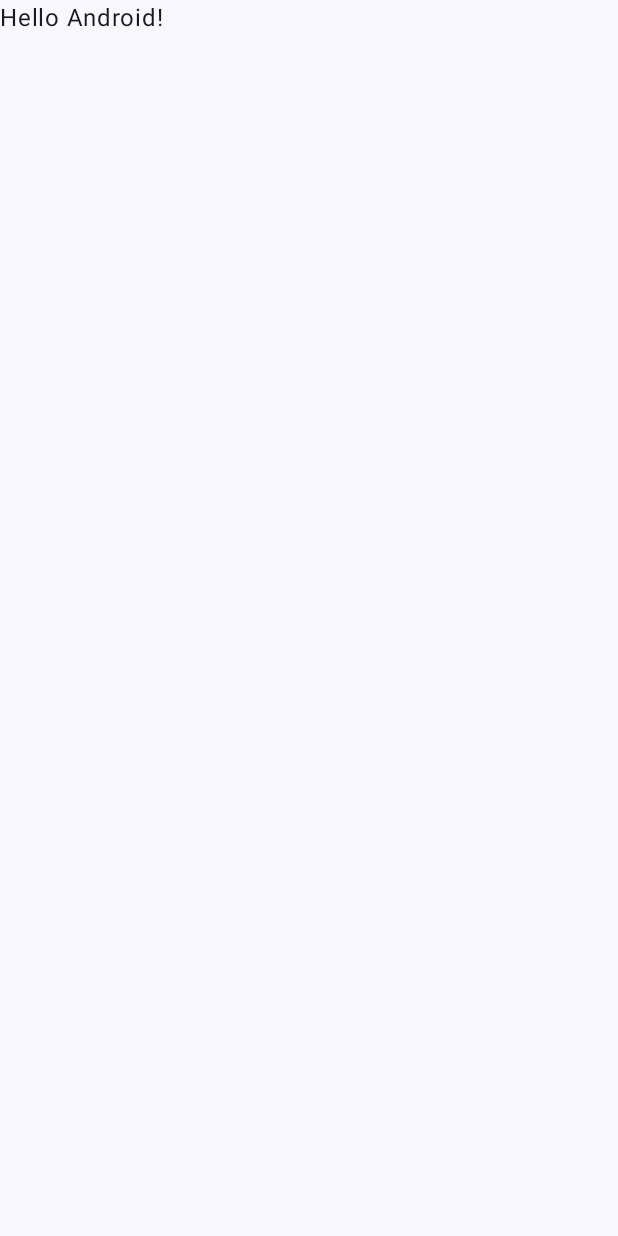
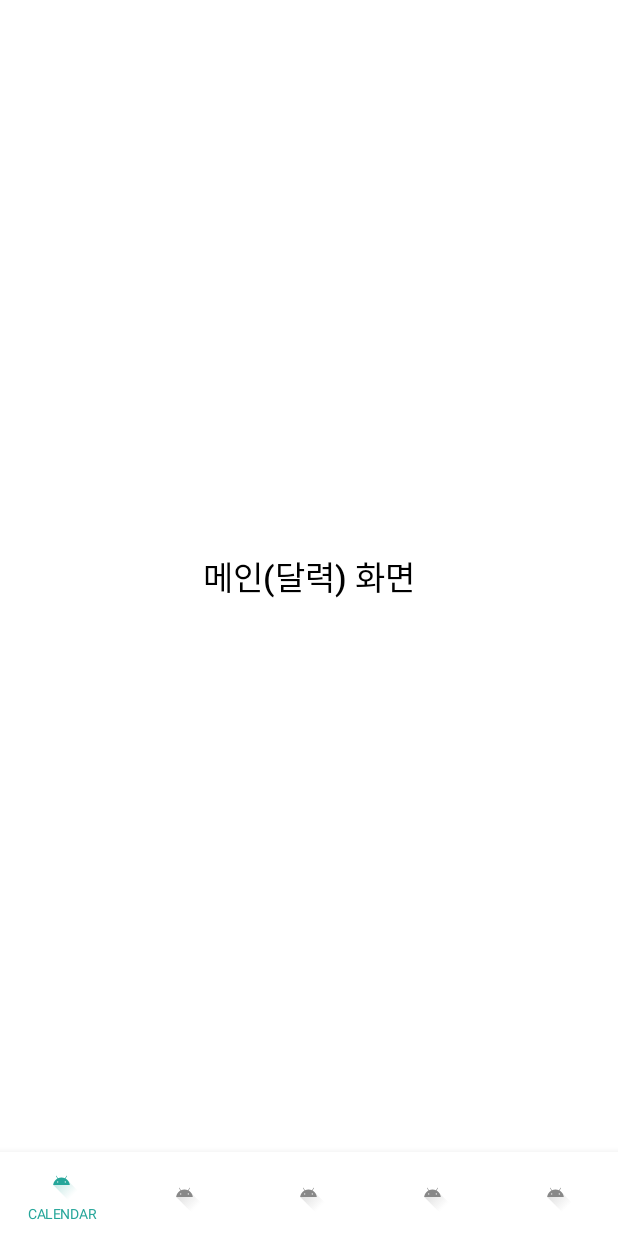
Before and after one commit to Hyeonseok0830/MyPlanner, an Android app built with Jetpack Compose: the screen it shows after launch (MainActivity), on a phone screen of 412 x 824 dp. Before the commit the screen is almost empty. Run offline under Robolectric (Android 15) with nearby library versions, the phone set to English and light mode, and no system bars.

Commit message:
feat: create BottomNavigation

```diff
--- a/app/src/main/java/com/myplanner/app/MainActivity.kt
+++ b/app/src/main/java/com/myplanner/app/MainActivity.kt
@@ -4,12 +4,12 @@ import android.os.Bundle
 import androidx.activity.ComponentActivity
 import androidx.activity.compose.setContent
 import androidx.compose.foundation.layout.fillMaxSize
-import androidx.compose.material3.MaterialTheme
-import androidx.compose.material3.Surface
-import androidx.compose.material3.Text
+import androidx.compose.material.MaterialTheme
+import androidx.compose.material.Surface
 import androidx.compose.runtime.Composable
 import androidx.compose.ui.Modifier
 import androidx.compose.ui.tooling.preview.Preview
+import com.myplanner.app.ui.MainPlannerApp
 import com.myplanner.app.ui.theme.MyPlannerTheme
 
 class MainActivity : ComponentActivity() {
@@ -20,27 +20,22 @@ class MainActivity : ComponentActivity() {
                 // A surface container using the 'background' color from the theme
                 Surface(
                     modifier = Modifier.fillMaxSize(),
-                    color = MaterialTheme.colorScheme.background
+                    color = MaterialTheme.colors.background
                 ) {
-                    Greeting("Android")
+                    MainPlannerApp()
                 }
             }
         }
     }
 }
 
-@Composable
-fun Greeting(name: String, modifier: Modifier = Modifier) {
-    Text(
-        text = "Hello $name!",
-        modifier = modifier
-    )
-}
+
+
 
 @Preview(showBackground = true)
 @Composable
 fun GreetingPreview() {
     MyPlannerTheme {
-        Greeting("Android")
+        MainPlannerApp()
     }
 }
--- /dev/null
+++ b/app/src/main/java/com/myplanner/app/ui/CalendarScreen.kt
@@ -0,0 +1,24 @@
+package com.myplanner.app.ui
+
+import androidx.compose.foundation.layout.Box
+import androidx.compose.foundation.layout.fillMaxSize
+import androidx.compose.foundation.layout.padding
+import androidx.compose.material.Surface
+import androidx.compose.material.Text
+import androidx.compose.runtime.Composable
+import androidx.compose.ui.Alignment
+import androidx.compose.ui.Modifier
+import androidx.compose.ui.graphics.Color
+import androidx.compose.ui.text.TextStyle
+import androidx.compose.ui.text.font.FontWeight
+import androidx.compose.ui.unit.dp
+import androidx.compose.ui.unit.sp
+
+@Composable
+fun CalendarScreen() {
+    Surface(Modifier.fillMaxSize()) {
+        Box(Modifier.padding(8.dp), Alignment.Center) {
+            Text(text = "메인(달력) 화면", style = TextStyle(Color.Black, 22.sp, FontWeight.Medium))
+        }
+    }
+}
--- /dev/null
+++ b/app/src/main/java/com/myplanner/app/ui/MainPlannerApp.kt
@@ -0,0 +1,132 @@
+package com.myplanner.app.ui
+
+import androidx.compose.foundation.layout.Box
+import androidx.compose.foundation.layout.height
+import androidx.compose.foundation.layout.padding
+import androidx.compose.foundation.layout.width
+import androidx.compose.material.BottomNavigationItem
+import androidx.compose.material.Icon
+import androidx.compose.material.Scaffold
+import androidx.compose.material.Text
+import androidx.compose.runtime.Composable
+import androidx.compose.runtime.getValue
+import androidx.compose.ui.Modifier
+import androidx.compose.ui.graphics.Color
+import androidx.compose.ui.res.painterResource
+import androidx.compose.ui.res.stringResource
+import androidx.compose.ui.unit.dp
+import androidx.compose.ui.unit.sp
+import androidx.navigation.NavHostController
+import androidx.navigation.compose.NavHost
+import androidx.navigation.compose.composable
+import androidx.navigation.compose.currentBackStackEntryAsState
+import androidx.navigation.compose.rememberNavController
+import com.myplanner.app.R
+import com.myplanner.app.util.CALENDAR
+import com.myplanner.app.util.MEMO
+import com.myplanner.app.util.NOTI
+import com.myplanner.app.util.SETTING
+
+@Composable
+fun MainPlannerApp() {
+    val navController = rememberNavController()
+    Scaffold(
+        bottomBar = { BottomNavigation(navController = navController) }
+    ) {
+        Box(Modifier.padding(it)) {
+            NavigationGraph(navController = navController)
+        }
+    }
+}
+
+@Composable
+fun BottomNavigation(navController: NavHostController) {
+    val items = listOf<BottomNavItem>(
+        BottomNavItem.Calendar,
+        BottomNavItem.Todo,
+        BottomNavItem.Memo,
+        BottomNavItem.Noti,
+        BottomNavItem.Setting,
+    )
+    androidx.compose.material.BottomNavigation(
+        backgroundColor = Color.White,
+        contentColor = Color(0xFF3F414E)
+    ){
+        val navBackStackEntry by navController.currentBackStackEntryAsState()
+        val currentRoute = navBackStackEntry?.destination?.route
+
+        items.forEach { item ->
+            BottomNavigationItem(
+                icon = {
+                    Icon(
+                        painter = painterResource(id = item.icon),
+                        contentDescription = stringResource(id = item.title),
+                        modifier = Modifier
+                            .width(26.dp)
+                            .height(26.dp)
+                    )
+                },
+                label = { Text(stringResource(id = item.title), fontSize = 9.sp) },
+                selectedContentColor = Color(0xFF26A69A),
+                unselectedContentColor = Color.Gray,
+                selected = currentRoute == item.screenRoute,
+                alwaysShowLabel = false,
+                onClick = {
+                    navController.navigate(item.screenRoute) {
+                        navController.graph.startDestinationRoute?.let {
+                            popUpTo(it) { saveState = true }
+                        }
+                        launchSingleTop = true
+                        restoreState = true
+                    }
+                }
+            )
+        }
+    }
+}
+
+
+sealed class BottomNavItem(
+    val title: Int, val icon: Int, val screenRoute: String
+) {
+    object Calendar : BottomNavItem(R.string.nav_calendar, R.drawable.ic_launcher_foreground, CALENDAR)
+    object Todo : BottomNavItem(
+        R.string.nav_todo, R.drawable.ic_launcher_foreground,
+        com.myplanner.app.util.TODO
+    )
+    object Memo : BottomNavItem(R.string.nav_memo, R.drawable.ic_launcher_foreground, MEMO)
+    object Noti : BottomNavItem(R.string.nav_noti, R.drawable.ic_launcher_foreground, NOTI)
+    object Setting : BottomNavItem(R.string.nav_setting, R.drawable.ic_launcher_foreground, SETTING)
+}
+
+@Composable
+fun NavigationGraph(navController: NavHostController) {
+    NavHost(navController = navController, startDestination = BottomNavItem.Calendar.screenRoute) {
+
+        // 라우트 이름 = 화면의 키
+        composable(BottomNavItem.Calendar.screenRoute) {
+            // 화면 = 값
+            CalendarScreen()
+        }
+        // 라우트 이름 = 화면의 키
+        composable(BottomNavItem.Todo.screenRoute) {
+            // 화면 = 값
+            TodoScreen()
+        }
+        // 라우트 이름 = 화면의 키
+        composable(BottomNavItem.Memo.screenRoute) {
+            // 화면 = 값
+            MemoScreen()
+        }
+        // 라우트 이름 = 화면의 키
+        composable(BottomNavItem.Noti.screenRoute) {
+            // 화면 = 값
+            NotiScreen()
+        }
+        // 라우트 이름 = 화면의 키
+        composable(BottomNavItem.Setting.screenRoute) {
+            // 화면 = 값
+            SettingScreen()
+        }
+    }
+}
--- /dev/null
+++ b/app/src/main/java/com/myplanner/app/util/Const.kt
@@ -0,0 +1,7 @@
+package com.myplanner.app.util
+
+const val CALENDAR = "CALENDAR"
+const val TODO = "TODO"
+const val MEMO = "MEMO"
+const val NOTI = "NOTI"
+const val SETTING = "SETTING"
--- a/app/src/main/res/values/strings.xml
+++ b/app/src/main/res/values/strings.xml
@@ -1,3 +1,16 @@
 <resources>
     <string name="app_name">MyPlanner</string>
+    <!-- bottom Nav Item Names -->
+    <string name="nav_calendar">CALENDAR</string>
+    <string name="nav_todo">TODO</string>
+    <string name="nav_memo">MEMO</string>
+    <string name="nav_noti">NOTI</string>
+    <string name="nav_setting">SETTING</string>
+
+    <!-- bottom Nav Item Descriptions -->
+    <string name="nav_main_desc">메인(달력) 화면</string>
+    <string name="nav_todo_desc">할 일 화면</string>
+    <string name="nav_memo_desc">메모 화면</string>
+    <string name="nav_noti_desc">알림 화면</string>
+    <string name="nav_setting_desc">설정 화면</string>
 </resources>
```
Also changed, not shown: app/build.gradle (+10 -0 lines), app/src/main/java/com/myplanner/app/ui/MemoScreen.kt (added, +25 -0 lines), app/src/main/java/com/myplanner/app/ui/NotiScreen.kt (added, +24 -0 lines), app/src/main/java/com/myplanner/app/ui/SettingScreen.kt (added, +24 -0 lines), app/src/main/java/com/myplanner/app/ui/TodoScreen.kt (added, +24 -0 lines).
